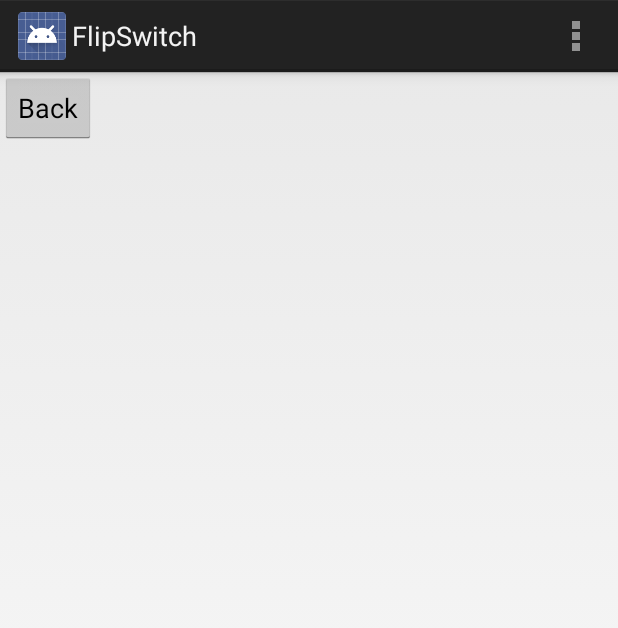
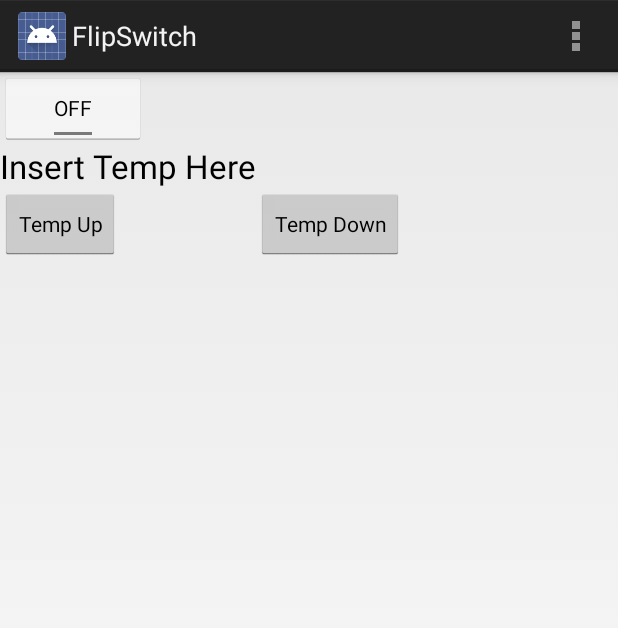
Before and after one commit to rbare1/FlipSwitch, an Android app: the screen it shows after launch (MyActivity), in the options menu, after a tap on "Settings", on a phone screen of 412 x 824 dp. Shown: the top 628 px of the screen. Run offline under Robolectric (Android 15) with nearby library versions, the phone set to English and light mode, and no system bars.

Commit message:
added basic functionality for changing temperature

```diff
--- a/app/src/main/java/cs481/rbamap/flipswitch/MyActivity.java
+++ b/app/src/main/java/cs481/rbamap/flipswitch/MyActivity.java
@@ -131,6 +131,7 @@ public class MyActivity extends Activity {
                      Room livingRoom = new Room();
                      livingRoom.setName("living room");
                      triggerLight(livingRoom);
+                     setContentView(R.layout.activity_living_room);
                  }
              }
         );
--- /dev/null
+++ b/app/src/main/res/layout/activity_living_room.xml
@@ -0,0 +1,51 @@
+<?xml version="1.0" encoding="utf-8"?>
+
+<GridLayout xmlns:android="http://schemas.android.com/apk/res/android"
+    android:orientation="vertical" android:layout_width="match_parent"
+    android:layout_height="match_parent"
+    android:id="@+id/LivingRoom"
+    android:weightSum="1">
+
+    <ToggleButton
+        android:layout_width="97dp"
+        android:layout_height="wrap_content"
+        android:text="New ToggleButton"
+        android:id="@+id/lr_LightButton"
+        android:checked="false"
+        android:layout_weight="0.09"
+        android:layout_row="0"
+        android:layout_column="0" />
+
+
+
+    <TextView
+        android:layout_width="wrap_content"
+        android:layout_height="wrap_content"
+        android:textAppearance="?android:attr/textAppearanceLarge"
+        android:text="Insert Temp Here"
+        android:id="@+id/lr_tempTextView"
+        android:layout_gravity="right"
+        android:layout_weight="0.09"
+        android:layout_row="1"
+        android:layout_column="0" />
+
+    <Button
+        style="?android:attr/buttonStyleSmall"
+        android:layout_width="wrap_content"
+        android:layout_height="wrap_content"
+        android:text="Temp Up"
+        android:id="@+id/lr_tempUpButton"
+        android:layout_row="2"
+        android:layout_column="0" />
+
+    <Button
+        style="?android:attr/buttonStyleSmall"
+        android:layout_width="wrap_content"
+        android:layout_height="wrap_content"
+        android:text="Temp Down"
+        android:id="@+id/lr_tempDownButton"
+        android:layout_row="2"
+        android:layout_column="4" />
+
+
+</GridLayout>
```
Also changed, not shown: app/src/main/java/cs481/rbamap/flipswitch/LivingRoom.java (added, +69 -0 lines).
